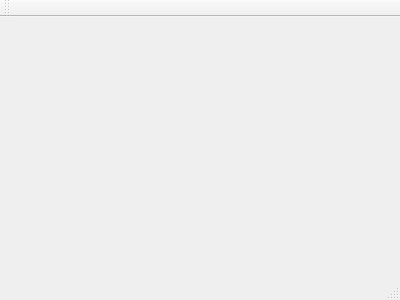
First picture: the form in mainwindow.ui, repository welter/qt_phoneremoter_tester, before the edit.
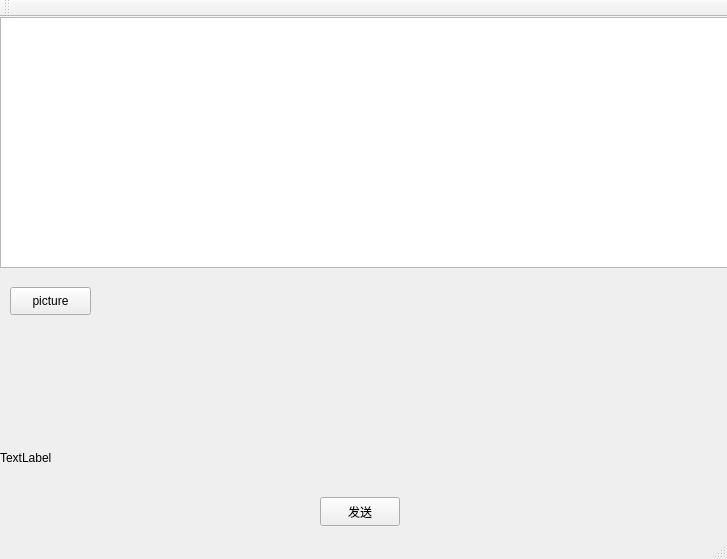
Second picture: the form after the edit.

```diff
--- a/mainwindow.ui
+++ b/mainwindow.ui
@@ -1,24 +1,98 @@
 <ui version="4.0">
  <class>MainWindow</class>
- <widget class="QMainWindow" name="MainWindow" >
-  <property name="geometry" >
+ <widget class="QMainWindow" name="MainWindow">
+  <property name="geometry">
    <rect>
     <x>0</x>
     <y>0</y>
-    <width>400</width>
-    <height>300</height>
+    <width>727</width>
+    <height>559</height>
    </rect>
   </property>
   <property name="windowTitle" >
    <string>MainWindow</string>
   </property>
-  <widget class="QMenuBar" name="menuBar" />
-  <widget class="QToolBar" name="mainToolBar" />
-  <widget class="QWidget" name="centralWidget" />
-  <widget class="QStatusBar" name="statusBar" />
+  <widget class="QWidget" name="centralWidget">
+   <widget class="QPushButton" name="pushButton">
+    <property name="geometry">
+     <rect>
+      <x>320</x>
+      <y>480</y>
+      <width>80</width>
+      <height>29</height>
+     </rect>
+    </property>
+    <property name="text">
+     <string>发送</string>
+    </property>
+   </widget>
+   <widget class="QTextEdit" name="textEdit">
+    <property name="geometry">
+     <rect>
+      <x>0</x>
+      <y>0</y>
+      <width>731</width>
+      <height>251</height>
+     </rect>
+    </property>
+    <property name="documentTitle">
+     <string/>
+    </property>
+    <property name="lineWrapColumnOrWidth">
+     <number>0</number>
+    </property>
+    <property name="acceptRichText">
+     <bool>false</bool>
+    </property>
+   </widget>
+   <widget class="QLabel" name="label">
+    <property name="geometry">
+     <rect>
+      <x>0</x>
+      <y>430</y>
+      <width>721</width>
+      <height>21</height>
+     </rect>
+    </property>
+    <property name="text">
+     <string>TextLabel</string>
+    </property>
+   </widget>
+   <widget class="QToolButton" name="toolButton">
+    <property name="geometry">
+     <rect>
+      <x>10</x>
+      <y>270</y>
+      <width>81</width>
+      <height>28</height>
+     </rect>
+    </property>
+    <property name="text">
+     <string>picture</string>
+    </property>
+   </widget>
+  </widget>
+  <widget class="QMenuBar" name="menuBar">
+   <property name="geometry">
+    <rect>
+     <x>0</x>
+     <y>0</y>
+     <width>727</width>
+     <height>26</height>
+    </rect>
+   </property>
+  </widget>
+  <widget class="QToolBar" name="mainToolBar">
+   <attribute name="toolBarArea">
+    <enum>TopToolBarArea</enum>
+   </attribute>
+   <attribute name="toolBarBreak">
+    <bool>false</bool>
+   </attribute>
+  </widget>
+  <widget class="QStatusBar" name="statusBar"/>
  </widget>
- <layoutDefault spacing="6" margin="11" />
- <pixmapfunction></pixmapfunction>
+ <layoutdefault spacing="6" margin="11"/>
  <resources/>
  <connections/>
 </ui>
```
Left out of the diff: 3 changed lines with no effect on the pictures.
